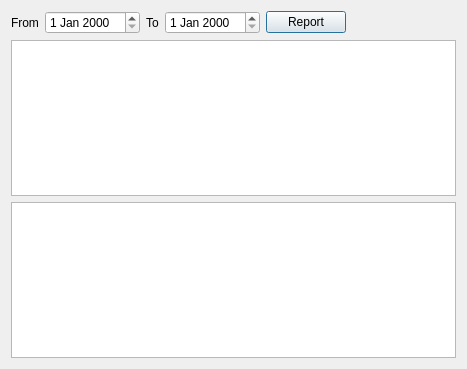
Before: the Qt Designer form QT/report.ui in wordtinker/TaskTools, drawn with Qt 5.
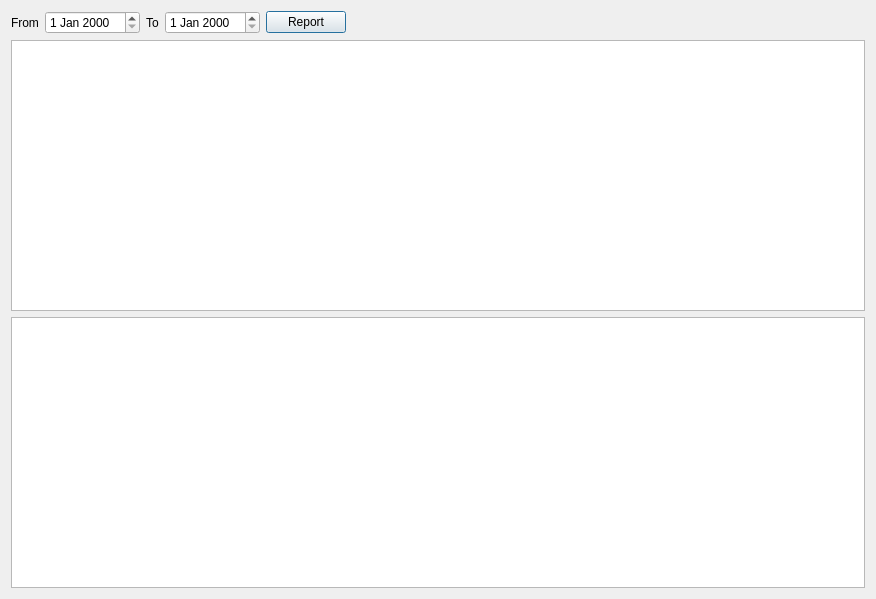
After: the same form once the commit is applied.

Commit message: v 0.7 Replace delete button with RMB context menu.

What changed in the file:
```diff
--- a/QT/report.ui
+++ b/QT/report.ui
@@ -6,8 +6,8 @@
    <rect>
     <x>0</x>
     <y>0</y>
-    <width>467</width>
-    <height>369</height>
+    <width>876</width>
+    <height>599</height>
    </rect>
   </property>
   <property name="windowTitle">
```
The commit also changes 5 other files.
